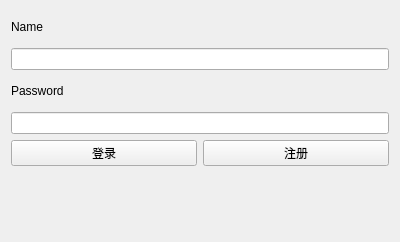
Old version of the form FurrainXChatClient/Login.ui in the repository suncaiyu/tcpLearn.
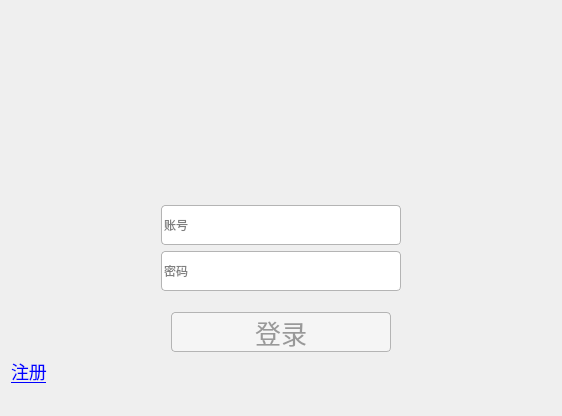
New version of the form.

```diff
--- a/FurrainXChatClient/Login.ui
+++ b/FurrainXChatClient/Login.ui
@@ -6,59 +6,224 @@
    <rect>
     <x>0</x>
     <y>0</y>
-    <width>400</width>
-    <height>242</height>
+    <width>558</width>
+    <height>411</height>
    </rect>
   </property>
   <property name="windowTitle">
    <string>Form</string>
   </property>
+  <layout class="QVBoxLayout" name="verticalLayout_4">
+   <item>
+    <widget class="QWidget" name="widget" native="true">
   <layout class="QVBoxLayout" name="verticalLayout_3">
+      <property name="leftMargin">
+       <number>0</number>
+      </property>
+      <property name="topMargin">
+       <number>0</number>
+      </property>
+      <property name="rightMargin">
+       <number>0</number>
+      </property>
+      <property name="bottomMargin">
+       <number>0</number>
+      </property>
+      <item>
+       <widget class="QLabel" name="label_4">
+        <property name="minimumSize">
+         <size>
+          <width>540</width>
+          <height>158</height>
+         </size>
+        </property>
+        <property name="maximumSize">
+         <size>
+          <width>540</width>
+          <height>158</height>
+         </size>
+        </property>
+        <property name="text">
+         <string/>
+        </property>
+       </widget>
+      </item>
    <item>
     <layout class="QVBoxLayout" name="verticalLayout">
+        <property name="leftMargin">
+         <number>150</number>
+        </property>
+        <property name="topMargin">
+         <number>30</number>
+        </property>
+        <property name="rightMargin">
+         <number>150</number>
+        </property>
      <item>
-      <widget class="QLabel" name="label">
-       <property name="text">
-        <string>Name</string>
+         <widget class="QLineEdit" name="lineEdit_name">
+          <property name="minimumSize">
+           <size>
+            <width>80</width>
+            <height>40</height>
+           </size>
+          </property>
+          <property name="styleSheet">
+           <string notr="true">QLineEdit
+{
+border:1px solid rgb(180, 180, 180);
+border-radius: 4px;
+
+}</string>
+          </property>
+          <property name="placeholderText">
+           <string>账号</string>
        </property>
       </widget>
      </item>
-     <item>
-      <widget class="QLineEdit" name="lineEdit_name"/>
-     </item>
     </layout>
    </item>
    <item>
     <layout class="QVBoxLayout" name="verticalLayout_2">
+        <property name="spacing">
+         <number>6</number>
+        </property>
+        <property name="leftMargin">
+         <number>150</number>
+        </property>
+        <property name="rightMargin">
+         <number>150</number>
+        </property>
      <item>
-      <widget class="QLabel" name="label_2">
-       <property name="text">
-        <string>Password</string>
+         <widget class="QLineEdit" name="lineEdit_2_pwd">
+          <property name="minimumSize">
+           <size>
+            <width>0</width>
+            <height>40</height>
+           </size>
+          </property>
+          <property name="styleSheet">
+           <string notr="true">QLineEdit
+{
+border:1px solid rgb(180, 180, 180);
+border-radius: 4px;
+
+}</string>
+          </property>
+          <property name="echoMode">
+           <enum>QLineEdit::Password</enum>
+          </property>
+          <property name="placeholderText">
+           <string>密码</string>
        </property>
       </widget>
      </item>
-     <item>
-      <widget class="QLineEdit" name="lineEdit_2_pwd"/>
-     </item>
     </layout>
    </item>
    <item>
     <layout class="QHBoxLayout" name="horizontalLayout">
+        <property name="topMargin">
+         <number>15</number>
+        </property>
+        <item>
+         <spacer name="horizontalSpacer">
+          <property name="orientation">
+           <enum>Qt::Horizontal</enum>
+          </property>
+          <property name="sizeHint" stdset="0">
+           <size>
+            <width>40</width>
+            <height>20</height>
+           </size>
+          </property>
+         </spacer>
+        </item>
      <item>
       <widget class="QPushButton" name="pushButton_login">
+          <property name="minimumSize">
+           <size>
+            <width>220</width>
+            <height>40</height>
+           </size>
+          </property>
+          <property name="styleSheet">
+           <string notr="true">QPushButton
+{
+border:1px solid rgb(180, 180, 180);
+background-color:rgb(245,245,245);
+border-radius: 4px;
+font-family:楷体'';font-size:26px;color:rgb(153,153,153);
+}
+QPushButton:hover
+{
+border:1px solid rgb(180, 180, 180);
+background-color:rgb(251,198,201);
+border-radius: 4px;
+font-family:楷体'';font-size:26px;color:rgb(255,255,255);
+}
+
+QPushButton:pressed
+{
+border:1px solid rgb(180, 180, 180);
+background-color:rgb(242,96,103);
+border-radius: 4px;
+font-family:楷体'';font-size:26px;color:rgb(255,255,255);
+}</string>
+          </property>
        <property name="text">
         <string>登录</string>
        </property>
       </widget>
      </item>
      <item>
-      <widget class="QPushButton" name="pushButton_2">
+         <spacer name="horizontalSpacer_2">
+          <property name="orientation">
+           <enum>Qt::Horizontal</enum>
+          </property>
+          <property name="sizeHint" stdset="0">
+           <size>
+            <width>40</width>
+            <height>20</height>
+           </size>
+          </property>
+         </spacer>
+        </item>
+       </layout>
+      </item>
+      <item>
+       <layout class="QHBoxLayout" name="horizontalLayout_2">
+        <property name="bottomMargin">
+         <number>0</number>
+        </property>
+        <item>
+         <widget class="QLabel" name="label">
+          <property name="styleSheet">
+           <string notr="true">QLabel {
+font-family:楷体;font-size:18px;color:rgb(153,153,153);
+}
+</string>
+          </property>
        <property name="text">
-        <string>注册</string>
+           <string>&lt;html&gt;&lt;head/&gt;&lt;body&gt;&lt;p&gt;&lt;a href=&quot;111&quot;&gt;&lt;span style=&quot; text-decoration: underline; color:#0000ff;&quot;&gt;注册&lt;/span&gt;&lt;/a&gt;&lt;/p&gt;&lt;/body&gt;&lt;/html&gt;</string>
        </property>
       </widget>
      </item>
-    </layout>
+        <item>
+         <spacer name="horizontalSpacer_3">
+          <property name="orientation">
+           <enum>Qt::Horizontal</enum>
+          </property>
+          <property name="sizeHint" stdset="0">
+           <size>
+            <width>40</width>
+            <height>20</height>
+           </size>
+          </property>
+         </spacer>
+        </item>
+       </layout>
+      </item>
+     </layout>
+    </widget>
    </item>
    <item>
     <widget class="QLabel" name="label_3">
```
Lines whose indentation alone changed are shown as unchanged.
